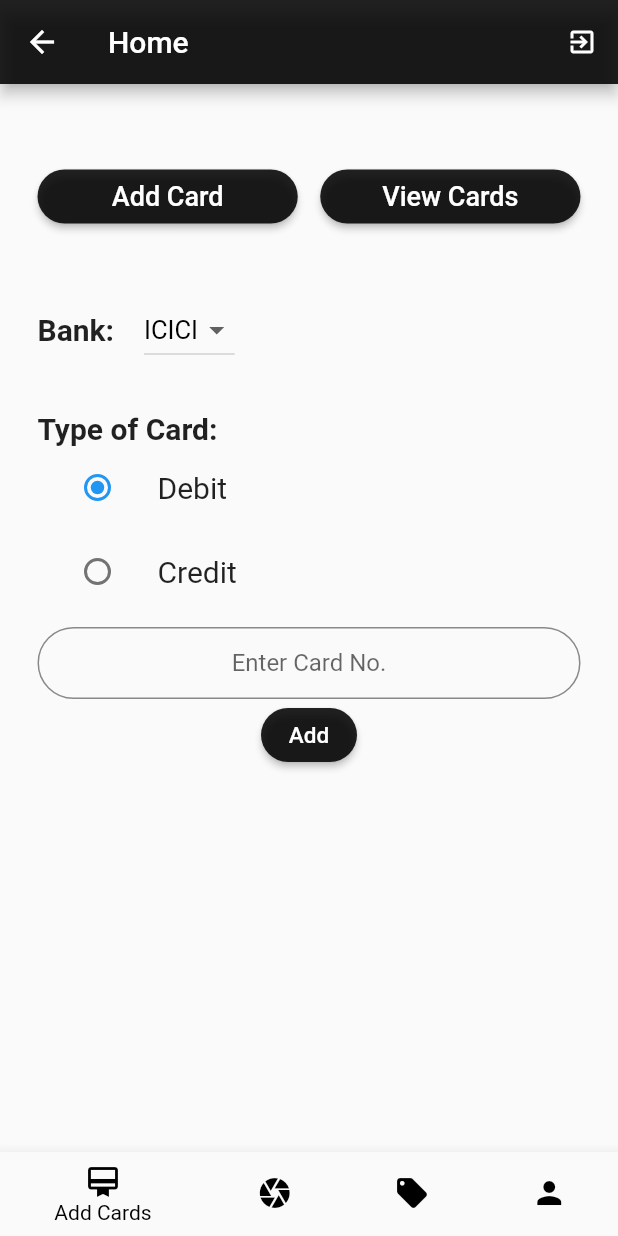
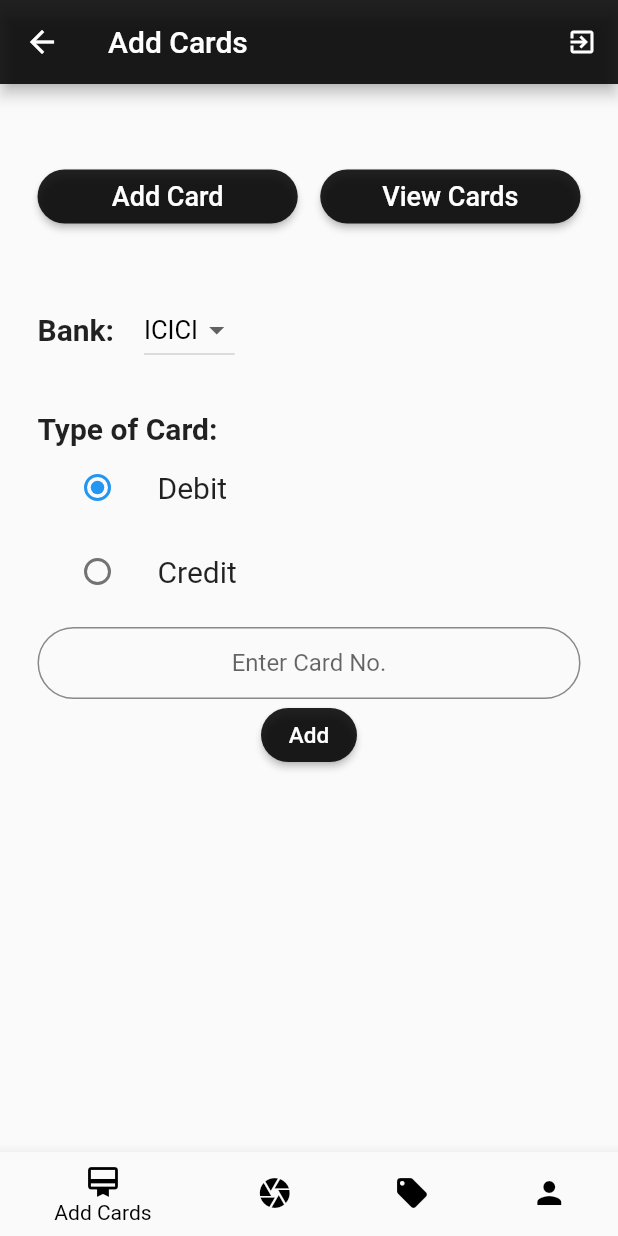
Before and after one commit to ayushshah31/bnf-new, a Flutter app: the Home screen opened directly with empty values, after a tap on "Add Card", after a tap on "Add", on a phone screen of 412 x 824 dp. Run offline on Flutter 3.47's test engine with Material 2 defaults, Android fonts, the phone set to English and light mode, and no system bars; our stand-ins replace animated_text_kit, cloud_firestore, firebase_auth, firebase_core, firebase_database, image_picker; missing offline and left inert: google_ml_kit, modal_progress_hud_alt; accounts and stored records are empty; Roboto replaces fonts that are missing (OS).

Commit message:
Final Changes

```diff
--- a/lib/Screens/Home.dart
+++ b/lib/Screens/Home.dart
@@ -36,6 +36,13 @@ class _HomeState extends State<Home> {
     Profile(),
   ];
 
+  List<String> title = [
+    "Add Cards",
+    "Camera",
+    "Offers",
+    "Profile"
+  ];
+
   void onItemTapped(int index) {
     setState(() {
       _selectedIndex = index;
@@ -53,7 +60,7 @@ class _HomeState extends State<Home> {
     return Scaffold(
       resizeToAvoidBottomInset: false,
       appBar: AppBar(
-        title: Text("Home", style: TextStyle(fontFamily: 'OS'),),
+        title: Text(title[_selectedIndex], style: TextStyle(fontFamily: 'OS'),),
         backgroundColor: blackColor,
         actions: [
           IconButton(
--- a/lib/Screens/Profile.dart
+++ b/lib/Screens/Profile.dart
@@ -34,7 +34,7 @@ class _ProfileState extends State<Profile> {
     int _no;
 
     var card = snapshot.data!.value['Card'];
-
+    print(card);
     for (var i = 0; i < card.length; i++) {
       _bankName = card[i]['bank'];
       _no = card[i]['Num'];
--- a/lib/Screens/addCard.dart
+++ b/lib/Screens/addCard.dart
@@ -86,7 +86,7 @@ class _AddCardState extends State<AddCard> {
               ),
               DropdownButton<String>(
                 value: dropValue,
-                items: <String>['ICICI', 'AXIS', 'BoB'].map((String value) {
+                items: <String>['ICICI', 'AXIS', 'BOB'].map((String value) {
                   return DropdownMenuItem<String>(
                     value: value,
                     child: Text(
@@ -177,14 +177,13 @@ class _AddCardState extends State<AddCard> {
             mUserPointsRef
                 .child(mFirebaseUser!.uid)
                 .child("Card")
-                .child(cardCount.toString()).child("Num").set(cardNo);
+                .child(mFirebaseUser.hashCode.toString()).child("Num").set(cardNo);
             mUserPointsRef
                 .child(mFirebaseUser.uid)
-                .child("Card").child(cardCount.toString()).child("type").set(creditBool?"Credit":"Debit");
+                .child("Card").child(mFirebaseUser.hashCode.toString()).child("type").set(creditBool?"Credit":"Debit");
             mUserPointsRef
                 .child(mFirebaseUser.uid)
-                .child("Card").child(cardCount.toString()).child("bank").set(dropValue);
-            cardCount++;
+                .child("Card").child(mFirebaseUser.hashCode.toString()).child("bank").set(dropValue);
             print("Added");
           },
            style: ButtonStyle(
--- a/lib/dataFetch/FirebaseFetch.dart
+++ b/lib/dataFetch/FirebaseFetch.dart
@@ -47,8 +47,9 @@ class FirebaseFetch{
   }
 
   Future<List<OfferDataModel>> getEvents(String bankName) async {
-    var result = (await databaseReference.child("Bank").child(bankName).once()).value;
-    print(result.runtimeType);
+    print("bankNAme: "+bankName);
+    var result = (await databaseReference.child("Bank").child(bankName.toUpperCase()).once()).value;
+    print("result ff: "+result.toString());
     List<OfferDataModel> events = [];
     for (LinkedHashMap child in result) {
       OfferDataModel user = new OfferDataModel();
```
Also changed, not shown: lib/Screens/offerDisplay.dart (+29 -13 lines), pubspec.yaml (+4 -4 lines).
